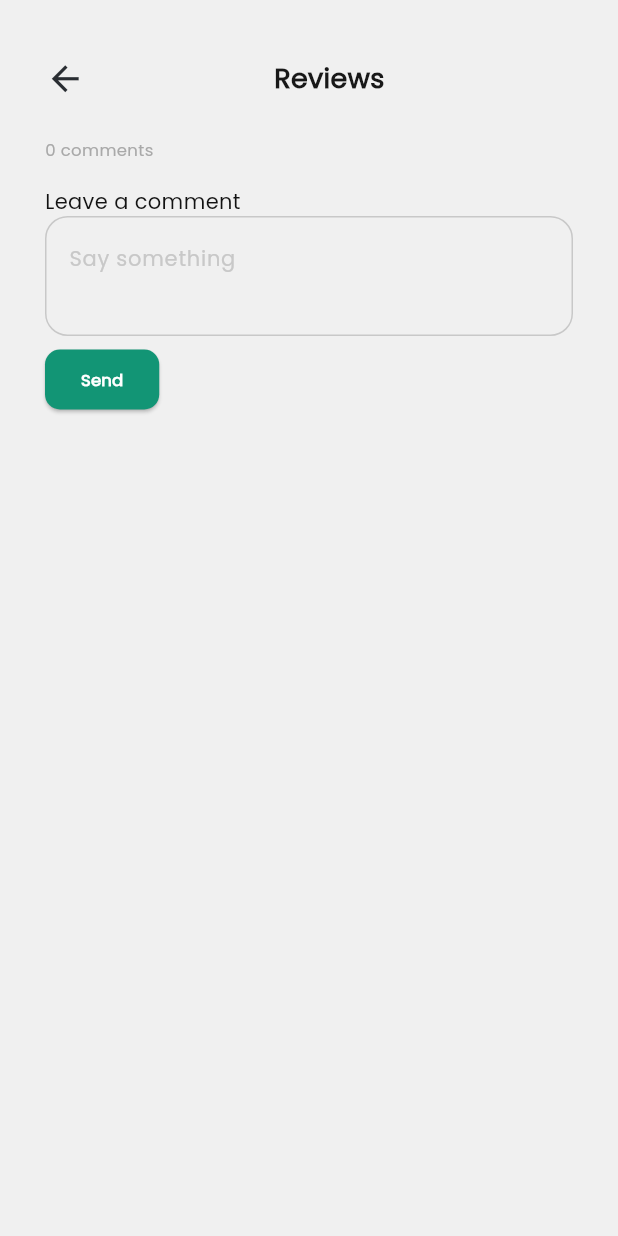
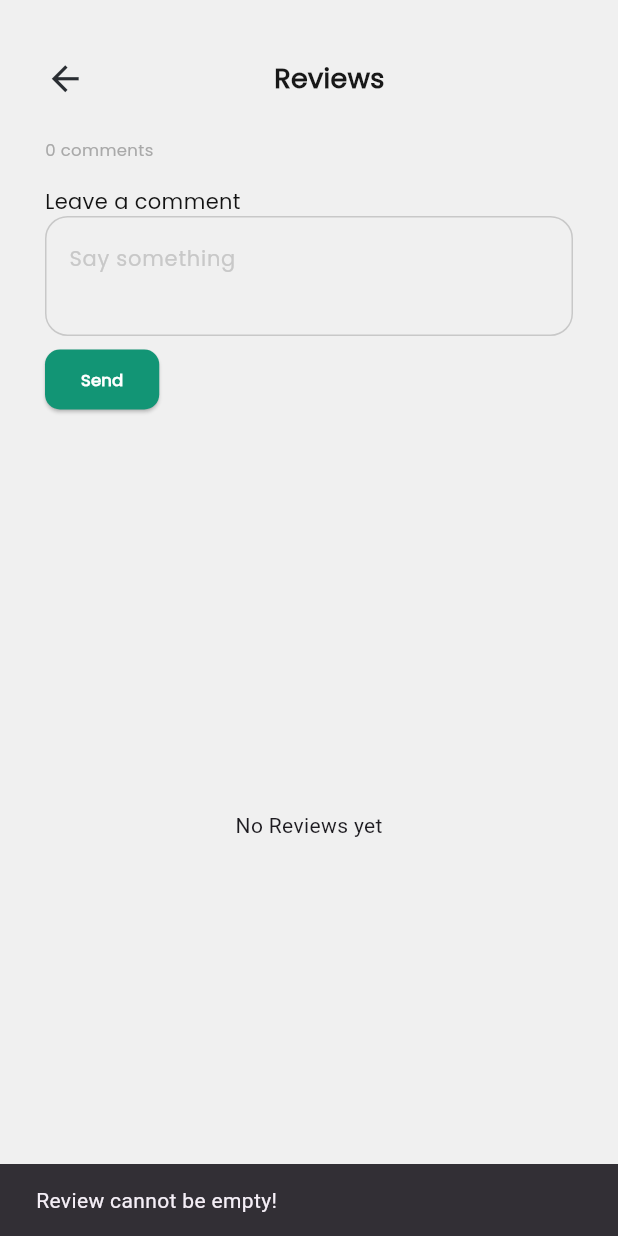
Before and after one commit to ahmadrestom/recipe_frontend, a Flutter app: the Reviews screen opened directly with empty values, after a tap on "Send", on a phone screen of 412 x 824 dp. Run offline on Flutter 3.47's test engine with Material 3 defaults, Android fonts, the phone set to English and light mode, and no system bars; drawn by our look-alikes of keyboard_dismisser; our stand-ins replace cherry_toast, flutter_rating_bar, flutter_secure_storage, flutter_styled_toast, image_picker, ionicons and 3 more; missing offline and left inert: fluentui_emoji_icon, jwt_decode, radio_grouped_buttons, rate_in_stars; accounts and stored records are empty; network calls fail.

Commit message:
Done with adding/getting reviews

```diff
--- a/lib/Providers/RecipeProvider.dart
+++ b/lib/Providers/RecipeProvider.dart
@@ -95,5 +95,4 @@ class RecipeProvider extends ChangeNotifier {
   }
 
 
-
 }
--- /dev/null
+++ b/lib/Providers/ReviewProvider.dart
@@ -0,0 +1,53 @@
+import 'package:flutter/cupertino.dart';
+import 'package:recipe_app/services/Recipe%20Service.dart';
+
+import '../models/Review.dart';
+
+class ReviewProvider extends ChangeNotifier {
+  final RecipeService _recipeService = RecipeService();
+
+  Set<Review>? _reviews;
+
+
+  Set<Review>? get reviews => _reviews;
+
+  Future<void> fetchRecipeReviews(String recipeId) async{
+    try{
+      _reviews = null;
+      final fetchedReviews = await _recipeService.getRecipeReviews(recipeId);
+      _reviews = fetchedReviews;
+      _reviews?.forEach((e){print("XX $e");});
+      notifyListeners();
+    }catch(e){
+      print("Error in provider: $e");
+    }
+  }
+
+  int? getNbOfReviews(String recipeId){
+    return _reviews?.length;
+  }
+
+  Future<bool> addReview(String text, String recipeId) async{
+    try{
+      bool success = await _recipeService.addReview(text, recipeId);
+      if(success){
+        notifyListeners();
+        fetchRecipeReviews(recipeId);
+      }
+      return success;
+    }catch(e){
+      print("Error adding review: $e");
+      return false;
+    }
+  }
+
+
+
+
+
+
+
+
+
+
+}
--- a/lib/main.dart
+++ b/lib/main.dart
@@ -6,12 +6,14 @@ import 'package:recipe_app/pages/NavPage.dart';
 import 'package:recipe_app/pages/landing.dart';
 import 'package:recipe_app/pages/login.dart';
 import 'package:recipe_app/pages/recentSearches.dart';
+import 'package:recipe_app/pages/reviews.dart';
 import 'package:recipe_app/pages/signup.dart';
 import 'package:provider/provider.dart';
 import 'package:recipe_app/services/UserServices/AuthService.dart';
 import 'package:supabase_flutter/supabase_flutter.dart';
+import 'Providers/RecipeProvider.dart';
+import 'Providers/ReviewProvider.dart';
 
-import 'Providers/RecipeProvider.dart';
 void main() async{
   WidgetsFlutterBinding.ensureInitialized();
   await Supabase.initialize(
@@ -22,7 +24,8 @@ void main() async{
       MultiProvider(
         providers: [
           ChangeNotifierProvider(create: (_) => UserProvider()),
-          ChangeNotifierProvider(create: (_) => RecipeProvider())
+          ChangeNotifierProvider(create: (_) => RecipeProvider()),
+          ChangeNotifierProvider(create: (_) => ReviewProvider())
         ],
           child: const MyApp()
       )
@@ -84,11 +87,11 @@ class MyApp extends StatelessWidget {
               reverseDuration: const Duration(milliseconds: 200),
               settings: settings,
             );
-          /*case '/reviews':
+          case '/reviews':
             final args = settings.arguments;
-            if(args is Recipe) {
+            if(args is String) {
               return PageTransition(
-                child: Reviews(recipe: args),
+                child: Reviews(recipeId: args),
                 type: PageTransitionType.fade,
                 duration: const Duration(milliseconds: 350),
                 reverseDuration: const Duration(milliseconds: 200),
@@ -97,7 +100,7 @@ class MyApp extends StatelessWidget {
             }else{
               return null;
             }
-          case '/recipeInformation':
+          /*case '/recipeInformation':
             final args = settings.arguments;
             if(args is Recipe) {
               return PageTransition(
--- a/lib/models/Recipe.dart
+++ b/lib/models/Recipe.dart
@@ -126,7 +126,7 @@ class Recipe extends RecipeBase{
     rating = (value < 1) ? 1 : (value > 5) ? 5 : value.toDouble();
   }
 
-  int getNumberOfReviews() {
+  int getNumberOfReviews(){
     if (reviews == null || reviews!.isEmpty) {
       return 0;
     }
--- a/lib/models/Review.dart
+++ b/lib/models/Review.dart
@@ -1,39 +1,61 @@
-import 'UserManagement/User.dart';
-
 class Review{
-  final String userId;
+  final ReviewUserData user;
   final String text;
-  final int likes;
-  final int dislikes;
   final DateTime timeUploaded;
 
 
   Review({
-    required this.userId,
+    required this.user,
     required this.text,
-    required this.likes,
-    required this.dislikes,
     required this.timeUploaded
   });
 
   factory Review.fromJson(Map<String, dynamic> json) {
     return Review(
-      userId: json['userId'] as String,
+      user: ReviewUserData.fromJson(json['user'] as Map<String, dynamic>),
       text: json['text'] as String,
-      likes: json['likes'] as int,
-      dislikes: json['dislikes'] as int,
       timeUploaded: DateTime.parse(json['timeUploaded'] as String),
     );
   }
 
   Map<String, dynamic> toJson() {
     return {
-      'userId': userId,
+      'user': user.toJson(),
       'text': text,
-      'likes': likes,
-      'dislikes': dislikes,
       'timeUploaded': timeUploaded
 
     };
   }
 }
+
+class ReviewUserData {
+  final String imageUrl;
+  final String firstName;
+  final String lastName;
+  final String userId;
+
+  ReviewUserData({
+    required this.imageUrl,
+    required this.firstName,
+    required this.lastName,
+    required this.userId,
+  });
+
+  factory ReviewUserData.fromJson(Map<String, dynamic> json) {
+    return ReviewUserData(
+      imageUrl: json['imageUrl'] ?? '',
+      firstName: json['firstName'] ?? '',
+      lastName: json['lastName'] ?? '',
+      userId: json['userId'] ?? '',
+    );
+  }
+
+  Map<String, dynamic> toJson() {
+    return {
+      'imageUrl': imageUrl,
+      'firstName': firstName,
+      'lastName': lastName,
+      'userId': userId,
+    };
+  }
+}
--- a/lib/pages/home.dart
+++ b/lib/pages/home.dart
@@ -130,7 +130,7 @@ class _HomePageState extends State<HomePage> {
                   mainAxisAlignment: MainAxisAlignment.spaceEvenly,
                   children: [
                     SizedBox(
-                      width: screenWidth * 0.7,
+                      width: screenWidth * 0.85,
                       height: screenHeight * 0.05,
                       child: CupertinoTextField(
                         onTap: (){
@@ -152,7 +152,7 @@ class _HomePageState extends State<HomePage> {
 
                       ),
                     ),
-                    GestureDetector(
+                    /*GestureDetector(
                       child: Image.asset(
                         'assets/icons/filter.png',
                         width: screenWidth * 0.12,
@@ -163,7 +163,7 @@ class _HomePageState extends State<HomePage> {
                             MaterialPageRoute(builder:
                                 (context)=>const RecentSearches()));
                       },
-                    )
+                    )*/
                   ],
                 ),
               ),
--- a/lib/pages/reviews.dart
+++ b/lib/pages/reviews.dart
@@ -1,22 +1,40 @@
 import 'package:flutter/material.dart';
-import 'package:recipe_app/models/recipe.dart';
+import 'package:provider/provider.dart';
+import 'package:recipe_app/Providers/RecipeProvider.dart';
+import 'package:recipe_app/Providers/ReviewProvider.dart';
+import 'package:recipe_app/models/Recipe.dart';
 import 'package:intl/intl.dart';
 import 'package:fluentui_emoji_icon/fluentui_emoji_icon.dart';
 import 'package:keyboard_dismisser/keyboard_dismisser.dart';
 
+import '../models/Review.dart';
+
 class Reviews extends StatefulWidget{
-  const Reviews({super.key, required this.recipe});
+  final String recipeId;
 
-  final Recipe recipe;
+  const Reviews({super.key, required this.recipeId});
 
   @override
   State<Reviews> createState() => _ReviewsState();
 }
 
+
+
+
 class _ReviewsState extends State<Reviews> {
+
   final TextEditingController _commentController = TextEditingController();
+
+  @override
+  void initState() {
+    super.initState();
+    context.read<ReviewProvider>().fetchRecipeReviews(widget.recipeId);
+  }
+
   @override
   Widget build(BuildContext context) {
+    final reviewProvider = Provider.of<ReviewProvider>(context, listen: true);
+    Set<Review>? reviews = reviewProvider.reviews;
     return KeyboardDismisser(
       gestures: const [GestureType.onTap, GestureType.onPanUpdateAnyDirection],
       child: Scaffold(
@@ -53,7 +71,7 @@ class _ReviewsState extends State<Reviews> {
               ),
               const SizedBox(height: 26.0,),
               Text(
-                "${widget.recipe.getNumberOfReviews().toString()} comments",
+                "${reviews?.length ?? 0} comments",
                 style: const TextStyle(
                   fontFamily: 'Poppins',
                   fontWeight: FontWeight.w400,
@@ -113,10 +131,20 @@ class _ReviewsState extends State<Reviews> {
                         ),
 
                       ),
-                      onPressed: (){
-                        setState(() {
-                          //////////////////////////////
-                        });
+                      onPressed: () async{
+                        if (_commentController.text.trim().isEmpty) {
+                          ScaffoldMessenger.of(context).showSnackBar(
+                            const SnackBar(content: Text('Review cannot be empty!')),
+                          );
+                          return;
+                        }
+                        final res = await reviewProvider.addReview(_commentController.text, widget.recipeId);
+                        if(!mounted) return;
+                        showResultSnackBar(res);
+                        if (res) {
+                          _commentController.clear(); // Clear the text field after successful submission
+                        }
+
                       },
                       child: const Text(
                         "Send",
@@ -134,9 +162,13 @@ class _ReviewsState extends State<Reviews> {
               Expanded(
                 child: Container(
                   margin: const EdgeInsets.fromLTRB(1, 7, 1, 7),
-                  child: ListView.builder(
-                    itemCount: widget.recipe.getNumberOfReviews(),
+                  child: reviews?.isEmpty ?? true
+                    ? const Center(child: Text("No Reviews yet"),)
+                    :ListView.builder(
+                    itemCount: reviews?.toList().length,
                       itemBuilder: (context, index){
+                          final revs = reviews?.toList();
+                          final review = revs?[index];
                           return Container(
                             decoration: BoxDecoration(
                               borderRadius: BorderRadius.circular(10),
@@ -158,7 +190,7 @@ class _ReviewsState extends State<Reviews> {
                                         crossAxisAlignment: CrossAxisAlignment.start,
                                         children: [
                                           Text(
-                                      "${widget.recipe.reviews![index].user.firstName} ${widget.recipe.reviews![index].user.lastName}",
+                                            "${review?.user.firstName} ${review?.user.lastName}",
                                             style: const TextStyle(
                                               fontFamily: 'Poppins',
                                               fontWeight: FontWeight.w600,
@@ -167,7 +199,7 @@ class _ReviewsState extends State<Reviews> {
                                             ),
                                           ),
                                           Text(
-                                      DateFormat('dd-MM-yyyy HH:mm').format(widget.recipe.reviews![index].timeUploaded),
+                                            DateFormat('dd-MM-yyyy HH:mm').format(review!.timeUploaded),
                                             style: const TextStyle(
                                               fontFamily: 'Poppins',
                                               fontWeight: FontWeight.w400,
@@ -183,7 +215,7 @@ class _ReviewsState extends State<Reviews> {
                                   ),
                                   const SizedBox(height: 10.0,),
                                   Text(
-                              widget.recipe.reviews![index].text,
+                                    review.text,
                                     style: const TextStyle(
                                       fontFamily: 'Poppins',
                                       fontWeight: FontWeight.w500,
@@ -192,7 +224,7 @@ class _ReviewsState extends State<Reviews> {
                                     ),
                                   ),
                                   const SizedBox(height: 3.0,),
-                            Row(
+                                  /*Row(
                               children: [
                                 Container(
                                   decoration: BoxDecoration(
@@ -268,7 +300,7 @@ class _ReviewsState extends State<Reviews> {
                                             });
                                           }else{
                                             setState(() {
-                                              widget.recipe.reviews![index].dislikes--;
+                                              review.dislikes--;
                                               widget.recipe.reviews![index].isDisliked = false;
                                             });
                                           }
@@ -276,7 +308,7 @@ class _ReviewsState extends State<Reviews> {
                                       ),
                                       const SizedBox(width: 1.0,),
                                       Text(
-                                        widget.recipe.reviews![index].dislikes.toString(),
+                                        review.dislikes.toString(),
                                         style: const TextStyle(
                                           fontSize: 14,
                                         ),
@@ -286,7 +318,7 @@ class _ReviewsState extends State<Reviews> {
                                   ),
                                 ),
                           ],
-                        ),
+                        ),*/
                                 ]
                             ),
                           );
@@ -300,4 +332,13 @@ class _ReviewsState extends State<Reviews> {
       ),
     );
   }
+  void showResultSnackBar(bool success) {
+    ScaffoldMessenger.of(context).showSnackBar(
+      SnackBar(
+        content: Text(
+          success ? 'Review added successfully!' : 'You already added a review',
+        ),
+      ),
+    );
   }
+}
--- a/lib/services/BaseAPI.dart
+++ b/lib/services/BaseAPI.dart
@@ -13,6 +13,8 @@ class BaseAPI {
   var deleteUserFavoriteRecipeAPI = "$secureAPI/user/removeFavoriteRecipe";
   var getCategoriesAPI = "$publicAPI/category/getAllCategories";
   var addRecipeAPI = "$secureAPI/recipe/createRecipe";
+  var addReviewAPI = "$secureAPI/review/addReview";
+  var getReviewsAPI = "$secureAPI/review/getRecipeReviews";
   Map<String, String> headers = {
      "Content-Type": "application/json; charset=UTF-8"
    };
--- a/lib/services/Recipe Service.dart
+++ b/lib/services/Recipe Service.dart
@@ -1,6 +1,7 @@
 import 'dart:convert';
 import 'dart:io';
 import 'package:http/http.dart' as http;
+import 'package:recipe_app/models/Review.dart';
 import 'package:recipe_app/services/BaseAPI.dart';
 import 'package:flutter_secure_storage/flutter_secure_storage.dart';
 import 'package:supabase_flutter/supabase_flutter.dart';
@@ -120,7 +121,7 @@ class RecipeService extends BaseAPI{
       }
     }
 
-  Future<String?> uploadImage(File imageFile, String bucketName, String path) async {
+    Future<String?> uploadImage(File imageFile, String bucketName, String path) async {
     final supabase = Supabase.instance.client;
     try {
       print("Starting upload for $path");
@@ -145,7 +146,7 @@ class RecipeService extends BaseAPI{
     }
   }
 
-  Future<bool> uploadRecipe(RecipePost recipe) async{
+    Future<bool> uploadRecipe(RecipePost recipe) async{
       try{
         final token = await secureStorage.read(key: 'authToken');
         if(token == null){
@@ -175,7 +176,63 @@ class RecipeService extends BaseAPI{
 
     }
 
+    Future<bool> addReview(String text,String recipeId) async{
+      try{
+        final token = await secureStorage.read(key: 'authToken');
+        if(token==null){
+          print("No token to add review");
+          throw Exception("No token found");
+        }
+        final response = await http.post(
+          Uri.parse("${super.addReviewAPI}/$recipeId"),
+          headers : {
+            'Content-Type': 'application/json; charset=UTF-8',
+            'Authorization': 'Bearer $token',
+          },
+          body: text
+        );
+        if(response.statusCode == 200 || response.statusCode==201){
+          print("Review added to recipe with id: $recipeId");
+          return true;
+        }else{
+          print("Error adding review to recipe with id: $recipeId");
+          print("XXXXXXXXXXXXXXX ${response.statusCode}");
+          print(response.body);
+          return false;
+        }
+      }catch(e){
+        print("Error adding review: $e");
+        throw Exception("Error adding review::$e");
+      }
+    }
 
-
-
+    Future<Set<Review>> getRecipeReviews(String recipeId) async{
+      try{
+        final token = await secureStorage.read(key: 'authToken');
+        if(token==null){
+          print("No token available to get reviews");
+          throw Exception("No token");
+        }
+        final response = await http.get(
+          Uri.parse("${super.getReviewsAPI}/$recipeId"),
+          headers : {
+            'Content-Type': 'application/json; charset=UTF-8',
+            'Authorization': 'Bearer $token',
+          },
+        );
+        if(response.statusCode == 200){
+          List<dynamic> responseData = jsonDecode(response.body);
+          Set<Review> reviews = responseData
+              .map((reviewJson) => Review.fromJson(reviewJson))
+              .toSet();
+          return reviews;
+        }else {
+          print("Failed to fetch reviews. Status code: ${response.statusCode}");
+          throw Exception("Failed to fetch reviews");
+        }
+      }catch(e){
+        print("Error getting reviews: $e");
+        throw Exception("Error getting reviews: $e");
+      }
+    }
 }
```
Also changed, not shown: lib/pages/recipeInformation.dart (+3 -4 lines). Lines whose indentation alone changed are shown as unchanged.
